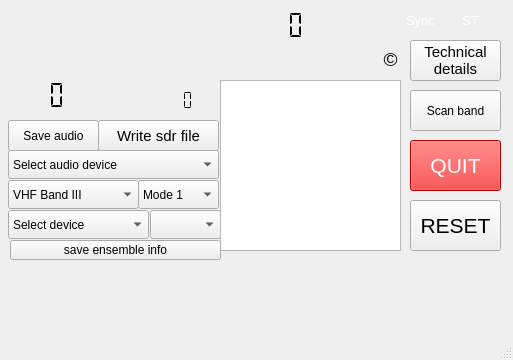
Above: forms/dabradio.ui from JvanKatwijk/qt-dab before the change. Below: the same form after it.
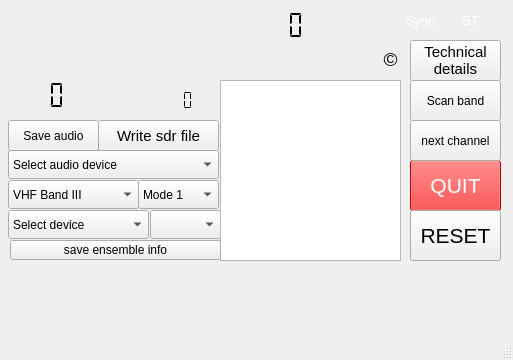
That is the form after the change.

Commit message: added nextChannel button

The edit to the form file:
```diff
--- a/forms/dabradio.ui
+++ b/forms/dabradio.ui
@@ -244,7 +244,7 @@
     <property name="geometry">
      <rect>
       <x>410</x>
-      <y>140</y>
+      <y>160</y>
       <width>91</width>
       <height>51</height>
      </rect>
@@ -275,7 +275,7 @@
     <property name="geometry">
      <rect>
       <x>410</x>
-      <y>200</y>
+      <y>210</y>
       <width>91</width>
       <height>51</height>
      </rect>
@@ -298,7 +298,7 @@
       <x>220</x>
       <y>80</y>
       <width>181</width>
-      <height>171</height>
+      <height>181</height>
      </rect>
     </property>
    </widget>
@@ -570,7 +570,7 @@
     <property name="geometry">
      <rect>
       <x>410</x>
-      <y>90</y>
+      <y>80</y>
       <width>91</width>
       <height>41</height>
      </rect>
@@ -622,6 +622,22 @@
      <string>save ensemble info</string>
     </property>
    </widget>
+   <widget class="QPushButton" name="nextChannelButton">
+    <property name="geometry">
+     <rect>
+      <x>410</x>
+      <y>120</y>
+      <width>91</width>
+      <height>41</height>
+     </rect>
+    </property>
+    <property name="toolTip">
+     <string>&lt;html&gt;&lt;head/&gt;&lt;body&gt;&lt;p&gt;Push this button for selecting the next channel in the current band.&lt;/p&gt;&lt;/body&gt;&lt;/html&gt;</string>
+    </property>
+    <property name="text">
+     <string>next channel</string>
+    </property>
+   </widget>
   </widget>
   <widget class="QStatusBar" name="statusbar"/>
  </widget>
```
The commit also changes 4 other files.
